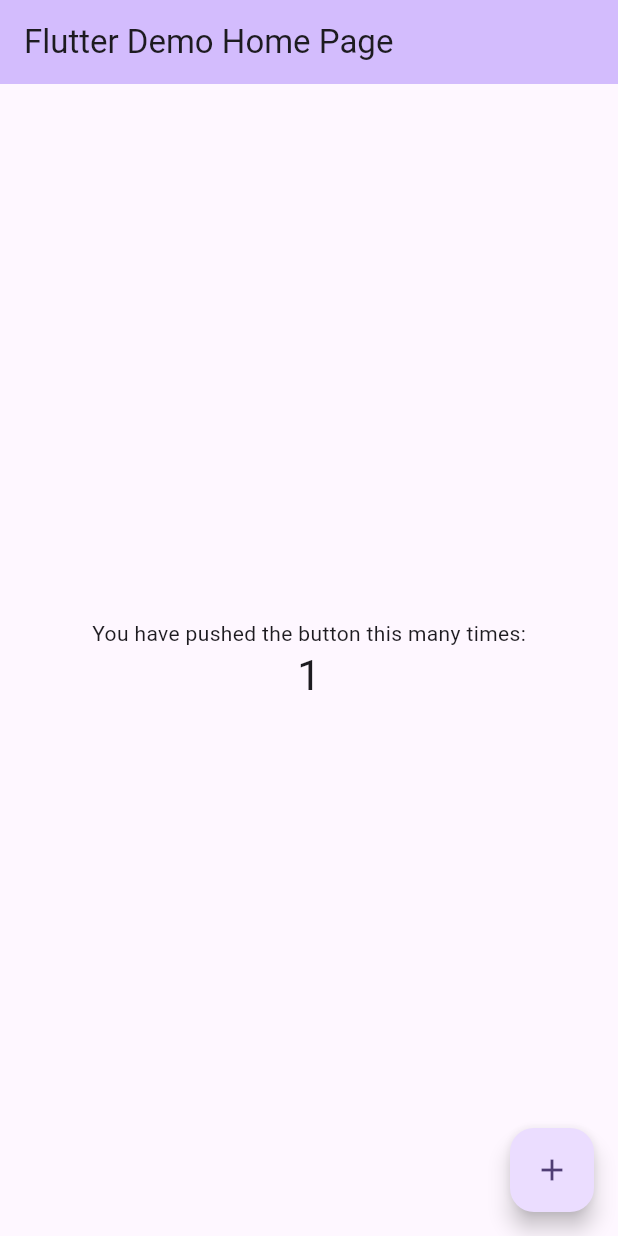
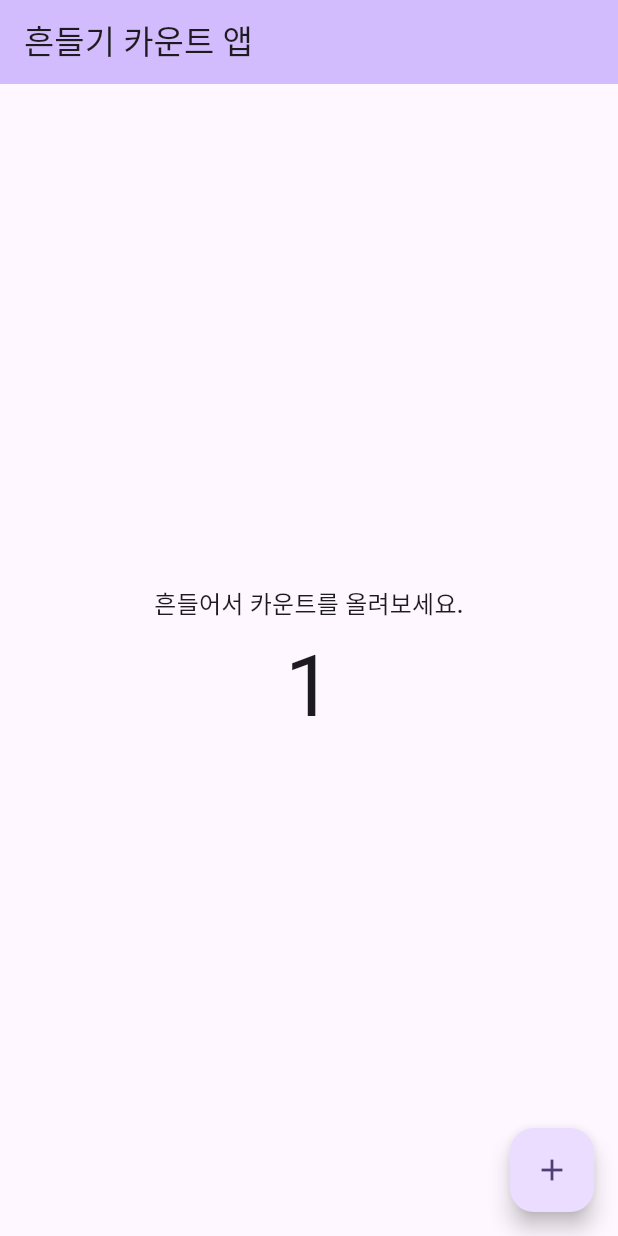
Before and after one commit to hanisoft2022/fc_pt03_ch01, a Flutter app: the screen it shows after launch, after a tap on the "add" icon, on a phone screen of 412 x 824 dp. Run offline on Flutter 3.47's test engine with Material 3 defaults, Android fonts, the light colour scheme and no system bars; our stand-ins replace gap.

Commit message:
app name localization, modification, app icon config, etc

```diff
--- a/lib/main.dart
+++ b/lib/main.dart
@@ -1,4 +1,5 @@
 import 'package:flutter/material.dart';
+import 'package:gap/gap.dart';
 
 void main() {
   runApp(const MyApp());
@@ -7,13 +8,13 @@
 class MyApp extends StatelessWidget {
   const MyApp({super.key});
 
-  // This widget is the root of your application.
   @override
   Widget build(BuildContext context) {
     return MaterialApp(
       title: 'Flutter Demo',
+      debugShowCheckedModeBanner: false,
       theme: ThemeData(colorScheme: ColorScheme.fromSeed(seedColor: Colors.deepPurple)),
-      home: const MyHomePage(title: 'Flutter Demo Home Page'),
+      home: const MyHomePage(title: '흔들기 카운트 앱'),
     );
   }
 }
@@ -30,63 +31,22 @@
 class _MyHomePageState extends State<MyHomePage> {
   int _counter = 0;
 
-  void _incrementCounter() {
-    setState(() {
-      // This call to setState tells the Flutter framework that something has
-      // changed in this State, which causes it to rerun the build method below
-      // so that the display can reflect the updated values. If we changed
-      // _counter without calling setState(), then the build method would not be
-      // called again, and so nothing would appear to happen.
-      _counter++;
-    });
-  }
+  void _incrementCounter() => setState(() => _counter++);
 
   @override
   Widget build(BuildContext context) {
     return Scaffold(
-      appBar: AppBar(
-        // TRY THIS: Try changing the color here to a specific color (to
-        // Colors.amber, perhaps?) and trigger a hot reload to see the AppBar
-        // change color while the other colors stay the same.
-        backgroundColor: Theme.of(context).colorScheme.inversePrimary,
-        // Here we take the value from the MyHomePage object that was created by
-        // the App.build method, and use it to set our appbar title.
-        title: Text(widget.title),
-      ),
-      body: Center(
-        // Center is a layout widget. It takes a single child and positions it
-        // in the middle of the parent.
-        child: Column(
-          // Column is also a layout widget. It takes a list of children and
-          // arranges them vertically. By default, it sizes itself to fit its
-          // children horizontally, and tries to be as tall as its parent.
-          //
-          // Column has various properties to control how it sizes itself and
-          // how it positions its children. Here we use mainAxisAlignment to
-          // center the children vertically; the main axis here is the vertical
-          // axis because Columns are vertical (the cross axis would be
-          // horizontal).
-          //
-          // TRY THIS: Invoke "debug painting" (choose the "Toggle Debug Paint"
-          // action in the IDE, or press "p" in the console), to see the
-          // wireframe for each widget.
-          mainAxisAlignment: MainAxisAlignment.center,
-          children: <Widget>[
-            const Text(
-              'You have pushed the button this many times:',
-            ),
-            Text(
-              '$_counter',
-              style: Theme.of(context).textTheme.headlineMedium,
-            ),
-          ],
+        appBar: AppBar(backgroundColor: Theme.of(context).colorScheme.inversePrimary, title: Text(widget.title)),
+        body: Center(
+          child: Column(
+            mainAxisAlignment: MainAxisAlignment.center,
+            children: [
+              Text('흔들어서 카운트를 올려보세요.', style: Theme.of(context).textTheme.titleMedium, textAlign: TextAlign.center),
+              Gap(12),
+              Text('$_counter', style: Theme.of(context).textTheme.displayLarge),
+            ],
+          ),
         ),
-      ),
-      floatingActionButton: FloatingActionButton(
-        onPressed: _incrementCounter,
-        tooltip: 'Increment',
-        child: const Icon(Icons.add),
-      ), // This trailing comma makes auto-formatting nicer for build methods.
-    );
+        floatingActionButton: FloatingActionButton(onPressed: _incrementCounter, tooltip: 'Increment', child: const Icon(Icons.add)));
   }
 }
--- a/pubspec.yaml
+++ b/pubspec.yaml
@@ -34,6 +34,8 @@
   # The following adds the Cupertino Icons font to your application.
   # Use with the CupertinoIcons class for iOS style icons.
   cupertino_icons: ^1.0.8
+  gap: ^3.0.1
+  shake_gesture: ^1.1.0
 
 dev_dependencies:
   flutter_test:
```
Also changed, not shown: pubspec.lock, 50 other files.
